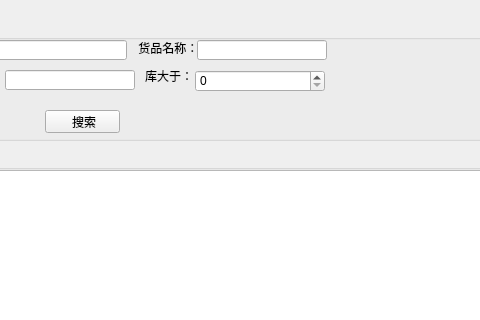
Above: searchprodialog.ui from YanhuiLu89/customermgsys before the change; both pictures show x 305 to 785 and y 0 to 320 of the 901 by 455 pixel window. Below: the same form after it.
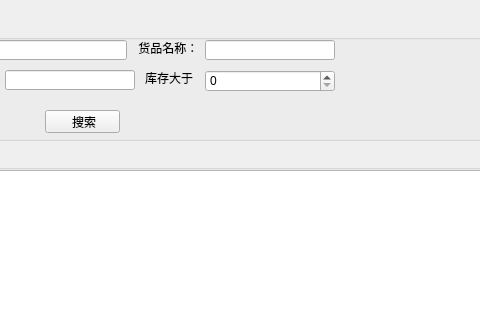
That is the form after the change.

Commit message: 微调布局

What changed in the file:
```diff
--- a/searchprodialog.ui
+++ b/searchprodialog.ui
@@ -69,18 +69,18 @@
      <rect>
       <x>440</x>
       <y>50</y>
-      <width>66</width>
-      <height>12</height>
+      <width>51</width>
+      <height>16</height>
      </rect>
     </property>
     <property name="text">
-     <string>库大于：</string>
+     <string>库存大于：</string>
     </property>
    </widget>
    <widget class="QSpinBox" name="search_prostack_spinBox">
     <property name="geometry">
      <rect>
-      <x>490</x>
+      <x>500</x>
       <y>50</y>
       <width>130</width>
       <height>22</height>
@@ -139,7 +139,7 @@
    <widget class="QLineEdit" name="search_proname_lineEdit">
     <property name="geometry">
      <rect>
-      <x>492</x>
+      <x>500</x>
       <y>20</y>
       <width>130</width>
       <height>20</height>
```
The commit also changes 1 other file.
